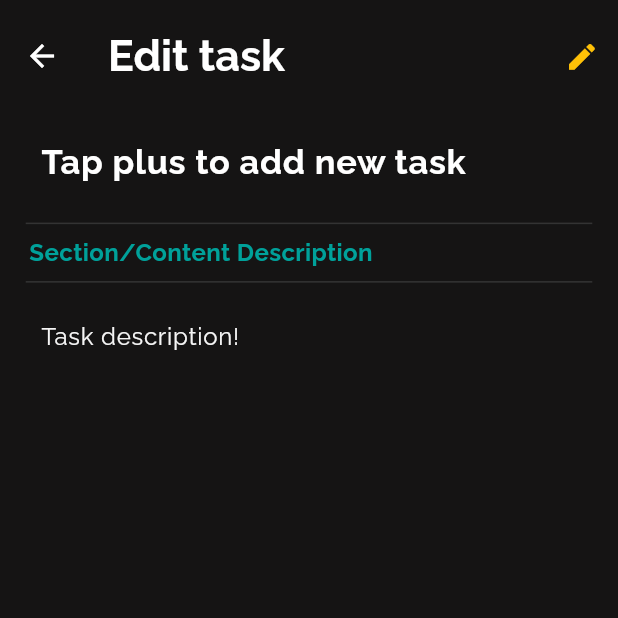
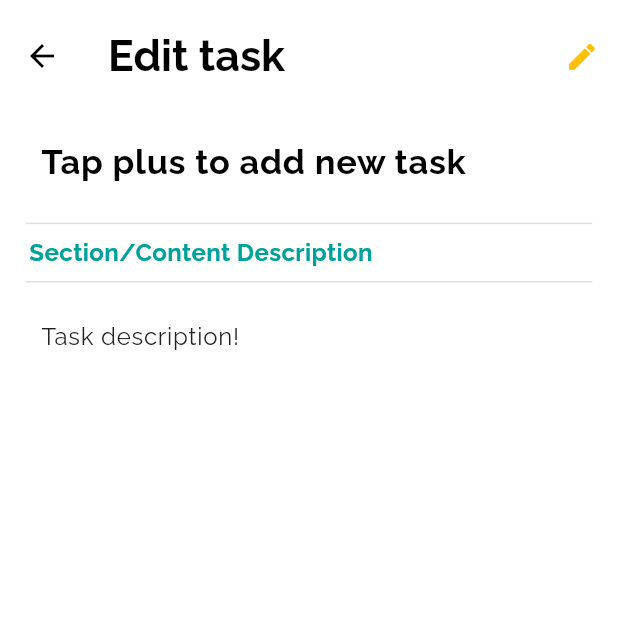
Before and after one commit to NillasIT/Todo-App, a Flutter app: the screen it shows after launch, after a tap on the "edit" icon, on a phone screen of 412 x 824 dp, the top half of it. Run offline on Flutter 3.47's test engine with Material 3 defaults, Android fonts, the phone set to English and light mode, and no system bars; our stand-ins replace auto_size_text, flutter_screenutil, google_fonts, shared_preferences.

Commit message:
Code improvements

```diff
--- a/lib/controller/app_controller.dart
+++ /dev/null
@@ -1,11 +0,0 @@
-import 'package:flutter/material.dart';
-
-class AppController extends ChangeNotifier { //ChangeNotifier é como se fosse um setState, usado apenas para codigo e não tela
-  static AppController instance = AppController(); //Apenas poder usar esta instancia
-
-  bool isDartTheme = true;
-  changeTheme() {
-    isDartTheme = !isDartTheme;
-    notifyListeners();
-  }
-}
--- a/lib/controller/custom_switch.dart
+++ b/lib/controller/theme/custom_switch.dart
@@ -1,5 +1,6 @@
 import 'package:flutter/material.dart';
-import 'package:note/controller/app_controller.dart';
+import 'package:note/controller/theme/theme_provider.dart';
+import 'package:provider/provider.dart';
 
 class CustomSwitch extends StatefulWidget {
   const CustomSwitch({super.key});
@@ -11,13 +12,19 @@ class CustomSwitch extends StatefulWidget {
 class _CustomSwitchState extends State<CustomSwitch> {
   @override
   Widget build(BuildContext context) {
+    final themeProvider = Provider.of<ThemeProvider>(context);
+
     return Switch(
       activeColor: Colors.black,
       activeTrackColor: Colors.blue,
       inactiveTrackColor: Colors.white,
-      value: AppController.instance.isDartTheme,
+      trackOutlineColor: themeProvider.isDarkMode
+                        ? WidgetStatePropertyAll(const Color.fromARGB(255, 21, 20, 20))
+                        : WidgetStatePropertyAll(Colors.grey),
+
+      value: themeProvider.isDarkMode,
       onChanged: (value) {
-        AppController.instance.changeTheme();
+        themeProvider.toogleTheme();
       }
     );
   }
--- /dev/null
+++ b/lib/controller/theme/theme.dart
@@ -0,0 +1,36 @@
+import 'package:flutter/material.dart';
+
+ThemeData lightMode = ThemeData(
+  brightness: Brightness.light,
+  colorScheme: ColorScheme.light(
+    surface: Colors.white,  //Background
+    primary: Colors.grey.shade100, //Container
+    secondary: Colors.grey.shade400, //
+    tertiary: Colors.grey.shade500, //Texto textfield search
+    onTertiary: Colors.grey.shade300, //Cor de texfield search
+    onSecondary: Colors.grey.shade900, //Search icon
+    onPrimary: Colors.grey.shade300, //Divider
+    onPrimaryFixed: const Color.fromARGB(255, 84, 82, 82), //Datetime String
+    onSecondaryFixed: Colors.grey.shade900, //TextField Edit texto
+    onTertiaryFixed: Colors.grey.shade700,
+    onTertiaryFixedVariant: Colors.grey.shade500
+  )
+
+);
+
+ThemeData darkMode = ThemeData(
+  brightness: Brightness.dark,
+  colorScheme: ColorScheme.dark(
+    surface: const Color.fromARGB(255, 21, 20, 20),
+    primary: Colors.grey.shade900,
+    secondary: const Color.fromARGB(255, 8, 8, 8),
+    tertiary: Colors.grey.shade400,
+    onTertiary: Colors.grey.shade900,
+    onSecondary: Colors.white,
+    onPrimary: const Color.fromARGB(255, 51, 51, 51),
+    onPrimaryFixed: const Color.fromARGB(255, 195, 194, 194),
+    onSecondaryFixed: Colors.grey.shade100,
+    onTertiaryFixed: Colors.grey.shade800,
+    onTertiaryFixedVariant: Colors.grey.shade500
+  )
+);
--- /dev/null
+++ b/lib/controller/theme/theme_provider.dart
@@ -0,0 +1,23 @@
+import 'package:flutter/material.dart';
+import 'package:note/controller/theme/theme.dart';
+
+class ThemeProvider with ChangeNotifier {
+  static ThemeProvider instance = ThemeProvider(); //Apenas poder usar esta instancia
+  ThemeData _themeData = lightMode;
+  ThemeData get themeData => _themeData;
+
+  set themeData(ThemeData themeData) {
+    _themeData = themeData;
+    notifyListeners();
+  }
+
+ bool get isDarkMode => _themeData == darkMode;
+
+  void toogleTheme() {
+    if (_themeData == lightMode) {
+      themeData = darkMode;
+    } else {
+      themeData = lightMode;
+    }
+  }
+}
--- a/lib/main.dart
+++ b/lib/main.dart
@@ -1,6 +1,6 @@
 import 'package:flutter/material.dart';
 import 'package:flutter_screenutil/flutter_screenutil.dart';
-import 'package:note/controller/app_controller.dart';
+import 'package:note/controller/theme/theme_provider.dart';
 import 'package:note/controller/task_manager.dart';
 import 'package:note/pages/home_page.dart';
 import 'package:provider/provider.dart';
@@ -10,7 +10,7 @@ void main() {
     MultiProvider(
       providers: [
         ChangeNotifierProvider(create: (_) => TaskManager()),
-        ChangeNotifierProvider(create: (_) => AppController())
+        ChangeNotifierProvider(create: (context) => ThemeProvider())
       ],
       builder: (context, child) {
         return MyApp();
@@ -27,15 +27,15 @@ class MyApp extends StatelessWidget {
       designSize: Size(360, 660),
       builder: (context, child) {
         return AnimatedBuilder(
-            animation: AppController.instance,
+          animation: ThemeProvider.instance,
           builder: (context, child) {
             return MaterialApp(
               themeMode: ThemeMode.system,
               home: HomePage(),
+              theme: Provider.of<ThemeProvider>(context).themeData,
               debugShowCheckedModeBanner: false,
             );
           },
         );
-        },
-      );
+      });
 }
--- a/lib/pages/edit_task.dart
+++ b/lib/pages/edit_task.dart
@@ -2,7 +2,6 @@
 import 'package:flutter/material.dart';
 import 'package:flutter_screenutil/flutter_screenutil.dart';
 import 'package:google_fonts/google_fonts.dart';
-import 'package:note/controller/app_controller.dart';
 import 'package:note/controller/task_manager.dart';
 import 'package:provider/provider.dart';
 
@@ -54,19 +53,11 @@ class _EditTaskState extends State<EditTask> {
     bool isNewTask = true;
 
     return Scaffold(
-      backgroundColor: AppController.instance.isDartTheme
-                      ? const Color.fromARGB(255, 21, 20, 20)
-                      : Colors.white,
+      backgroundColor: Theme.of(context).colorScheme.surface,
       appBar: AppBar(
         //forceMaterialTransparency: true,
         toolbarHeight: ScreenUtil().setHeight(60),
-        backgroundColor: AppController.instance.isDartTheme
-                      ? const Color.fromARGB(255, 21, 20, 20)
-                      : Colors.white,
-
-        foregroundColor: AppController.instance.isDartTheme
-                      ? Colors.white
-                      : Colors.black,
+        backgroundColor: Theme.of(context).colorScheme.surface,
 
         elevation: 0,
         title: Text(
@@ -102,9 +93,6 @@ class _EditTaskState extends State<EditTask> {
                 style: GoogleFonts.raleway(
                   fontSize: 20.sp,
                   fontWeight: FontWeight.bold,
-                  color: AppController.instance.isDartTheme
-                        ? Colors.white
-                        : Colors.black,
                 ),
                 textAlign: TextAlign.justify,
 
@@ -138,9 +126,7 @@ class _EditTaskState extends State<EditTask> {
             Padding(
               padding: EdgeInsets.symmetric(horizontal: 15.w),
               child: Divider(
-                color: AppController.instance.isDartTheme
-                        ? const Color.fromARGB(255, 51, 51, 51)
-                        : const Color.fromARGB(255, 202, 201, 201),
+                color: Theme.of(context).colorScheme.onPrimary,
               ),
             ),
 
@@ -162,9 +148,7 @@ class _EditTaskState extends State<EditTask> {
             Padding(
               padding: EdgeInsets.symmetric(horizontal: 15.w),
               child: Divider(
-                color: AppController.instance.isDartTheme
-                        ? const Color.fromARGB(255, 51, 51, 51)
-                        : const Color.fromARGB(255, 202, 201, 201),
+                color: Theme.of(context).colorScheme.onPrimary,
               ),
             ),
 
@@ -176,9 +160,7 @@ class _EditTaskState extends State<EditTask> {
 
                 style: GoogleFonts.raleway(
                   fontSize: 14.sp,
-                  color: AppController.instance.isDartTheme
-                        ? Colors.grey.shade100
-                        : Colors.grey.shade900,
+                  color: Theme.of(context).colorScheme.onSecondaryFixed
                 ),
                 textAlign: TextAlign.justify,
 
@@ -190,9 +172,7 @@ class _EditTaskState extends State<EditTask> {
 
                   hintStyle: GoogleFonts.raleway(
                     fontSize: 14.sp,
-                    color: AppController.instance.isDartTheme
-                        ? Colors.grey.shade800
-                        : Colors.grey.shade700,
+                    color: Theme.of(context).colorScheme.onTertiaryFixed,
                   ),
 
                   focusedBorder: OutlineInputBorder(
--- a/lib/pages/home_page.dart
+++ b/lib/pages/home_page.dart
@@ -3,8 +3,7 @@ import 'package:auto_size_text/auto_size_text.dart';
 import 'package:flutter/material.dart';
 import 'package:flutter_screenutil/flutter_screenutil.dart';
 import 'package:google_fonts/google_fonts.dart';
-import 'package:note/controller/app_controller.dart';
-import 'package:note/controller/custom_switch.dart';
+import 'package:note/controller/theme/custom_switch.dart';
 import 'package:note/controller/task_manager.dart';
 import 'package:note/pages/task_description.dart';
 import 'package:note/pages/todo_home.dart';
@@ -71,9 +70,7 @@ class _HomePageState extends State<HomePage> {
 
     return Scaffold(
       extendBodyBehindAppBar: true,
-      backgroundColor: AppController.instance.isDartTheme
-                    ? const Color.fromARGB(255, 21, 20, 20)
-                    : Colors.white,
+      backgroundColor: Theme.of(context).colorScheme.surface,
 
       appBar: AppBar(
         backgroundColor: Colors.transparent,
@@ -101,9 +98,6 @@ class _HomePageState extends State<HomePage> {
                     style: GoogleFonts.raleway(
                         fontSize: 25.sp,
                         fontWeight: FontWeight.bold,
-                        color: AppController.instance.isDartTheme
-                             ? Colors.white
-                             : Colors.black,
                     ),
                   ),
                 ),
@@ -118,9 +112,7 @@ class _HomePageState extends State<HomePage> {
                 "Best platform for creating to-do list",
                 style: GoogleFonts.raleway(
                   fontSize: 10.sp,
-                  color: AppController.instance.isDartTheme
-                       ? Colors.grey.shade100
-                       : Colors.grey.shade800,
+                  color: Colors.grey.shade500
                 ),
               ),
             ),
@@ -135,22 +127,14 @@ class _HomePageState extends State<HomePage> {
                 Expanded(
                   child: TextField(
                     controller: _searchController,
-                    style: GoogleFonts.raleway(
-                      color:  AppController.instance.isDartTheme
-                               ? Colors.white
-                               : Colors.black,
-                    ),
+
                     decoration: InputDecoration(
                       filled: true,
-                      fillColor: AppController.instance.isDartTheme
-                               ? Colors.grey.shade900
-                               : Colors.grey.shade300,
+                      fillColor: Theme.of(context).colorScheme.onTertiary,
 
                       hintText: "  Search task",
                       hintStyle: GoogleFonts.raleway(
-                        color: AppController.instance.isDartTheme
-                               ? Colors.grey.shade400
-                               : Colors.grey.shade500,
+                        color: Theme.of(context).colorScheme.tertiary,
                       ),
                       focusedBorder: OutlineInputBorder(
                         borderRadius: BorderRadius.circular(18.5.r),
@@ -176,9 +160,7 @@ class _HomePageState extends State<HomePage> {
                   },
                   icon: Icon(
                     Icons.search,
-                    color: AppController.instance.isDartTheme
-                          ? Colors.white
-                          : Colors.grey.shade900,
+                    color: Theme.of(context).colorScheme.onSecondary,
                   ),
                 ),
               ],
--- a/lib/pages/todo_home.dart
+++ b/lib/pages/todo_home.dart
@@ -2,7 +2,6 @@ import 'package:auto_size_text/auto_size_text.dart';
 import 'package:flutter/material.dart';
 import 'package:flutter_screenutil/flutter_screenutil.dart';
 import 'package:google_fonts/google_fonts.dart';
-import 'package:note/controller/app_controller.dart';
 import 'package:note/controller/task_manager.dart';
 import 'package:note/pages/edit_task.dart';
 import 'package:provider/provider.dart';
@@ -44,15 +43,11 @@ class TodoHome extends StatelessWidget {
                     height: 100.h,
                     decoration: BoxDecoration(
                       borderRadius: BorderRadius.circular(15.5.r),
-                      color: AppController.instance.isDartTheme
-                            ? Colors.grey.shade900
-                            : Colors.grey.shade100,
+                      color: Theme.of(context).colorScheme.primary,
 
                       boxShadow: [
                         BoxShadow(
-                          color: AppController.instance.isDartTheme
-                                ? const Color.fromARGB(255, 8, 8, 8)
-                                : Colors.grey.shade400,
+                          color: Theme.of(context).colorScheme.secondary,
 
                           offset: Offset(4.w, 8.h),
                           blurRadius: 20.r,
@@ -95,9 +90,6 @@ class TodoHome extends StatelessWidget {
                                     style: GoogleFonts.raleway(
                                       fontSize: 20.sp,
                                       fontWeight: FontWeight.w500,
-                                      color: AppController.instance.isDartTheme
-                                            ? Colors.white
-                                            : Colors.black,
                                     ),
                                   ),
                                 ),
@@ -146,9 +138,7 @@ class TodoHome extends StatelessWidget {
                         Padding(
                           padding: EdgeInsets.symmetric(horizontal: 15.w),
                           child: Divider(
-                            color: AppController.instance.isDartTheme
-                                ? const Color.fromARGB(255, 51, 51, 51)
-                                : Colors.grey.shade300,
+                            color: Theme.of(context).colorScheme.onPrimary,
                           ),
                         ),
 
@@ -163,10 +153,7 @@ class TodoHome extends StatelessWidget {
                                 child: Text(
                                   dateTime,
                                   style: GoogleFonts.raleway(
-                                    color: AppController.instance.isDartTheme
-                                        ? const Color.fromARGB(255, 195, 194, 194)
-                                        : const Color.fromARGB(255, 84, 82, 82),
-
+                                    color: Theme.of(context).colorScheme.onPrimaryFixed,
                                     fontSize: 16.sp
                                   ),
                                 ),
```
Also changed, not shown: lib/pages/task_description.dart (+6 -24 lines), 1 other file. Lines whose indentation alone changed are shown as unchanged.
